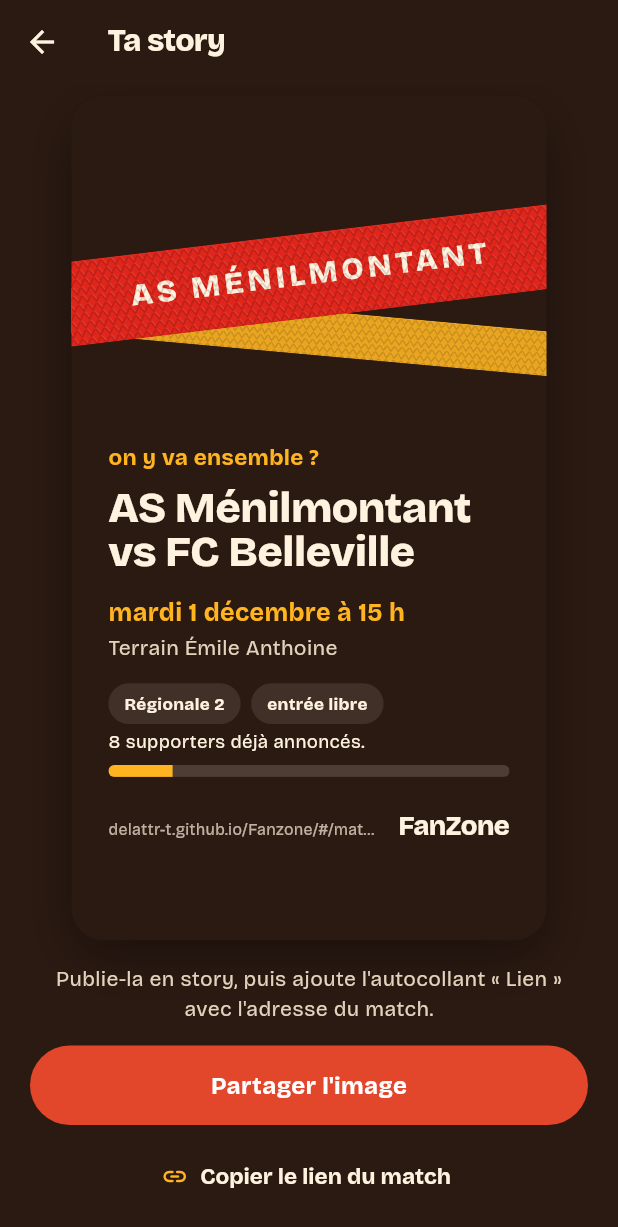
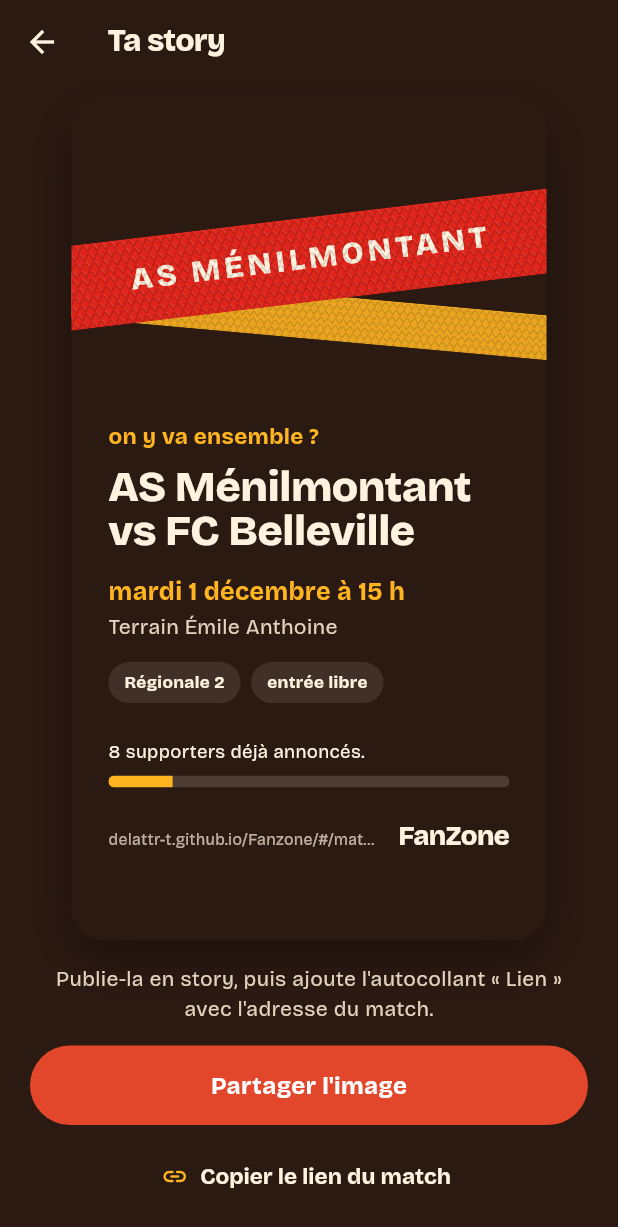
Before and after one commit to delattr-t/Fanzone, a Flutter app: the StoryScreen screen opened directly with sample values from the repository, on a phone screen of 412 x 824 dp. Shown: the top 1227 px of the screen. Run offline on Flutter 3.47's test engine with Material 3 defaults, Android fonts, the phone set to English and light mode, and no system bars; our stand-ins replace flutter_map, geolocator, google_fonts, latlong2, share_plus, shared_preferences and 1 more; accounts and stored records are empty.

Commit message:
wip story elastic

```diff
--- a/lib/widgets/match_story.dart
+++ b/lib/widgets/match_story.dart
@@ -31,7 +31,7 @@ class MatchStory extends StatelessWidget {
           clipBehavior: Clip.hardEdge,
           children: [
             Positioned(
-              top: 162,
+              top: 150,
               left: -80,
               right: -80,
               child: Transform.rotate(
@@ -40,7 +40,7 @@ class MatchStory extends StatelessWidget {
               ),
             ),
             Positioned(
-              top: 104,
+              top: 92,
               left: -80,
               right: -80,
               child: Transform.rotate(
@@ -51,23 +51,36 @@ class MatchStory extends StatelessWidget {
             Positioned(
               left: 28,
               right: 28,
-              top: 262,
-              bottom: 76,
+              top: 246,
+              bottom: 68,
+              child: Column(
+                crossAxisAlignment: CrossAxisAlignment.start,
+                children: [
+                  Expanded(
                     child: Column(
                       crossAxisAlignment: CrossAxisAlignment.start,
                       children: [
                         Text('on y va ensemble ?', style: fz(fontSize: 17, fontWeight: FontWeight.w700, color: FanZoneColors.hiVis)),
                         const SizedBox(height: 10),
-                  Text(
+                        Flexible(
+                          child: FittedBox(
+                            fit: BoxFit.scaleDown,
+                            alignment: Alignment.topLeft,
+                            child: SizedBox(
+                              width: size.width - 56,
+                              child: Text(
                                 e.match,
                                 maxLines: 4,
                                 overflow: TextOverflow.ellipsis,
                                 style: fzDisplay(fontSize: titleSize, color: FanZoneColors.cream, height: 1.02),
                               ),
+                            ),
+                          ),
+                        ),
                         const SizedBox(height: 18),
                         Text(matchWhen(e), style: fz(fontSize: 19, fontWeight: FontWeight.w700, color: FanZoneColors.hiVis, height: 1.25)),
                         const SizedBox(height: 4),
-                  Text(e.venue, style: fz(fontSize: 16, color: FanZoneColors.wallDeep, height: 1.3)),
+                        Text(e.venue, maxLines: 2, style: fz(fontSize: 16, color: FanZoneColors.wallDeep, height: 1.3)),
                         const SizedBox(height: 16),
                         Wrap(
                           spacing: 8,
@@ -77,7 +90,10 @@ class MatchStory extends StatelessWidget {
                             _Tag(e.free ? 'entrée libre' : (e.price == null ? 'entrée payante' : '${_price(e.price!)} l\'entrée')),
                           ],
                         ),
-                  const Spacer(),
+                      ],
+                    ),
+                  ),
+                  const SizedBox(height: 18),
                   Text(supporters, style: fz(fontSize: 14, color: FanZoneColors.cream)),
                   const SizedBox(height: 8),
                   ClipRRect(
```
Lines whose indentation alone changed are shown as unchanged.
